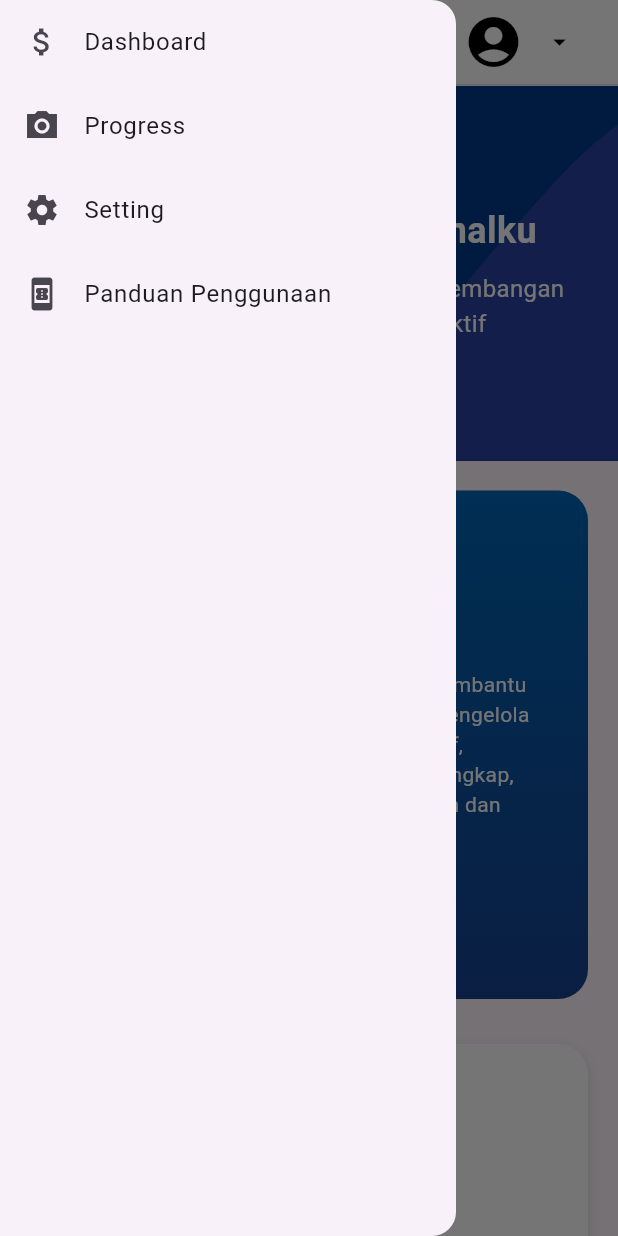
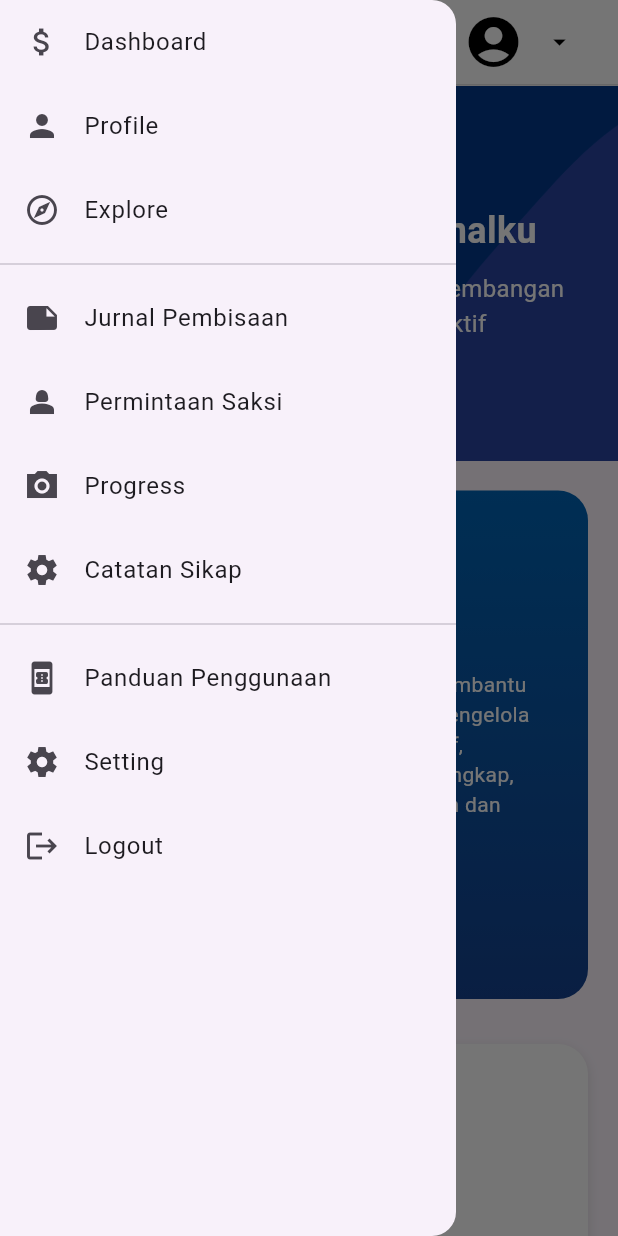
Before and after one commit to gilban-faresy/jurnalku, a Flutter app: the DashboardPage screen opened by its route, with the side drawer open, on a phone screen of 412 x 824 dp. Run offline on Flutter 3.47's test engine with Material 3 defaults, Android fonts, the phone set to English and light mode, and no system bars; our stand-ins replace font_awesome_flutter.

Commit message:
navbar terhubung

```diff
--- a/lib/dashboard.dart
+++ b/lib/dashboard.dart
@@ -17,10 +17,54 @@ class DashboardPage extends StatelessWidget {
               },
             ),
             ListTile(
+              leading: Icon(Icons.person),
+              title: Text("Profile"),
+              onTap: () {
+                Navigator.pushNamed(context, "/profile");
+              },
+            ),
+            ListTile(
+              leading: Icon(Icons.explore_outlined),
+              title: Text("Explore"),
+              onTap: () {
+                Navigator.pushNamed(context, "/explore");
+              },
+            ),
+            Divider(),
+            ListTile(
+              leading: Icon(Icons.note),
+              title: Text("Jurnal Pembisaan"),
+              onTap: () {
+                Navigator.pushNamed(context, "/jurnal-pembiasaan");
+              },
+            ),
+            ListTile(
+              leading: Icon(Icons.person_2),
+              title: Text("Permintaan Saksi"),
+              onTap: () {
+                Navigator.pushNamed(context, "/permintaan-saksi");
+              },
+            ),
+            ListTile(
               leading: Icon(Icons.camera_alt_sharp),
               title: Text("Progress"),
               onTap: () {
                 Navigator.pushNamed(context, "/progress");
+              },
+            ),
+            ListTile(
+              leading: Icon(Icons.settings_sharp),
+              title: Text("Catatan Sikap"),
+              onTap: () {
+                Navigator.pushNamed(context, "/catatan-sikap");
+              },
+            ),
+            Divider(),
+            ListTile(
+              leading: Icon(Icons.book_online),
+              title: Text("Panduan Penggunaan"),
+              onTap: () {
+                Navigator.pushNamed(context, "/panduan-penggunaan");
               },
             ),
             ListTile(
@@ -31,10 +75,10 @@ class DashboardPage extends StatelessWidget {
               },
             ),
             ListTile(
-              leading: Icon(Icons.book_online),
-              title: Text("Panduan Penggunaan"),
+              leading: Icon(Icons.logout),
+              title: Text("Logout"),
               onTap: () {
-                Navigator.pushNamed(context, "/panduan-penggunaan");
+                Navigator.pushNamed(context, "/");
               },
             ),
           ],
--- a/lib/main.dart
+++ b/lib/main.dart
@@ -5,11 +5,15 @@ import 'package:jurnalku/Panduan_Pengguna/kelengkapan_profile_page.dart';
 import 'package:jurnalku/Panduan_Pengguna/mengelola_portofolio.dart';
 import 'package:jurnalku/Panduan_Pengguna/unggah_profile_page.dart';
 import 'package:jurnalku/dashboard.dart';
+import 'package:jurnalku/explore_page.dart';
+import 'package:jurnalku/jurnal_page.dart';
 import 'package:jurnalku/login_page.dart';
 import 'package:jurnalku/catatan_page.dart';
 import 'package:jurnalku/Panduan_Pengguna/mengelolasertif_page.dart';
 import 'package:jurnalku/Panduan_Pengguna/mengisijurnal_page.dart';
 import 'package:jurnalku/panduan_penggunaan.dart';
+import 'package:jurnalku/permintaan_saksi_page.dart';
+import 'package:jurnalku/profile_page.dart';
 import 'package:jurnalku/progress_page.dart';
 import 'package:jurnalku/settings_page.dart';
 
@@ -36,9 +40,15 @@ class MyApp extends StatelessWidget {
         "/": (context) =>  LoginPage(),
         "/dashboard": (context) => DashboardPage(),
         "/progress": (context) => ProgressPage(),
-        "/catatan": (context) => CatatanPage(),
+        "/catatan-sikap": (context) => CatatanPage(),
         "/settings": (context) => SettingsPage(),
         "/panduan-penggunaan": (context) => PanduanPenggunaanPage(),
+        "/profile": (context) => ProfilePage(),
+        "/explore": (context) => Explore(),
+        "/jurnal-pembiasaan": (context) => JurnalPage(),
+        "/permintaan-saksi": (context) => PermintaanSaksiPage(),
+
+        // detail dari panduan penggunaan
         "/catatan-sikap-saya": (context) => CatatansikapPage(),
         "/mengisi-jurnal": (context) => MengisijurnalPage(),
         "/mengelola-sertifikat": (context) => MengelolasertifPage(),
```
